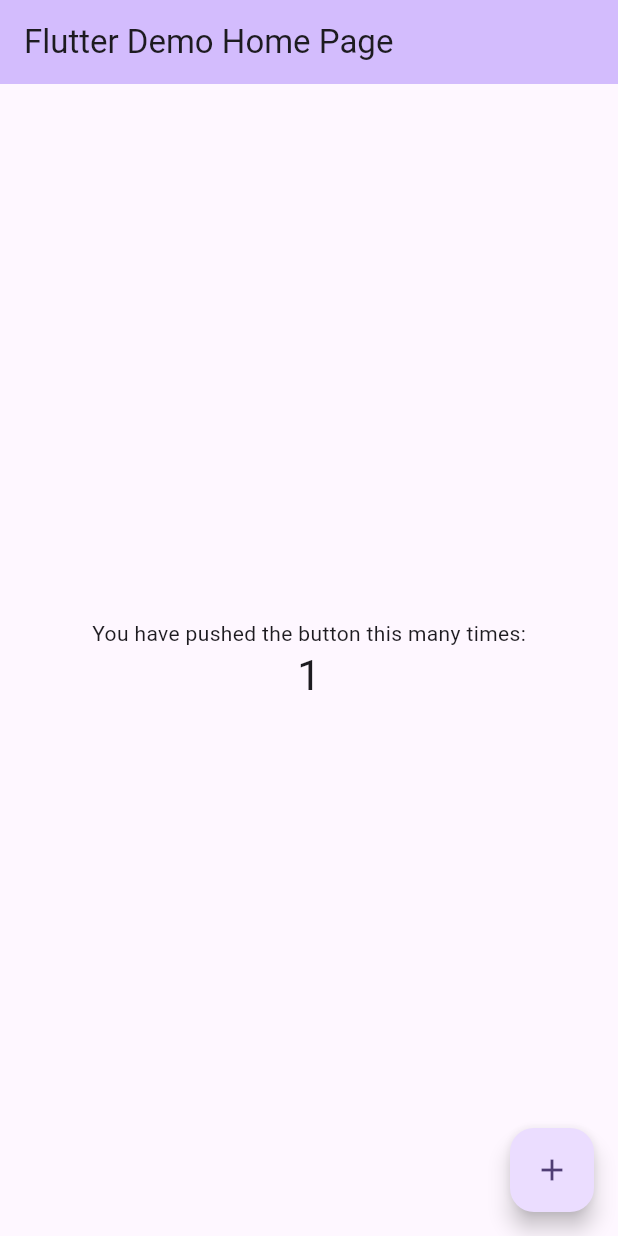
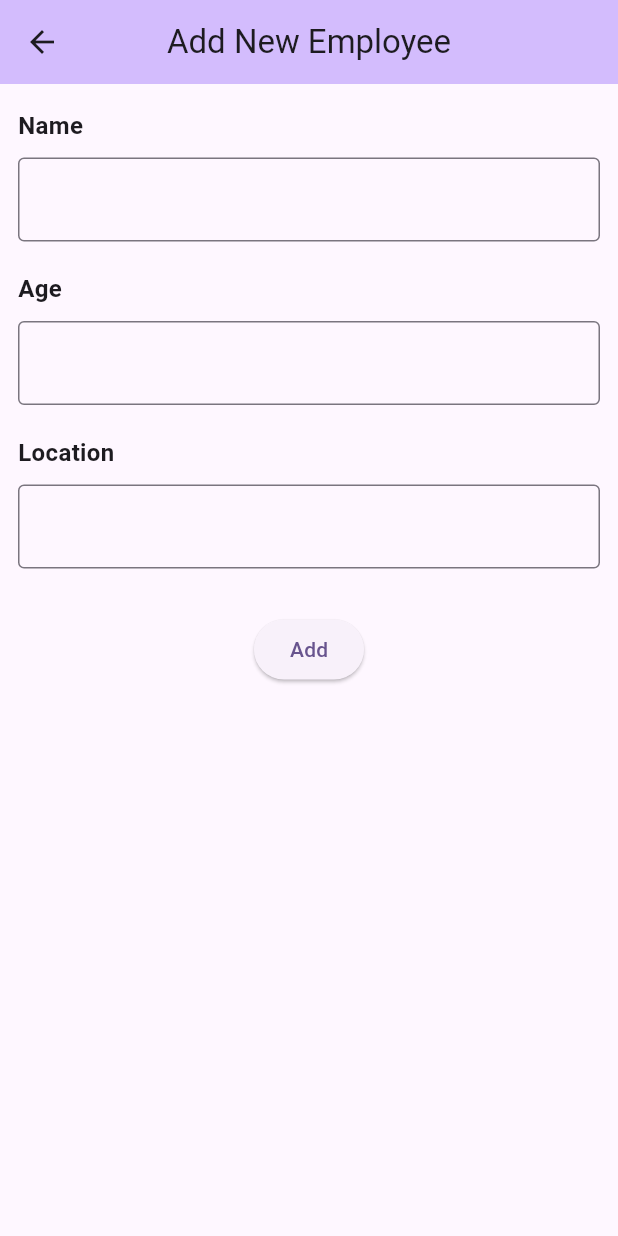
Before and after one commit to Shivanshu2658/firebase_crud, a Flutter app: the screen it shows after launch, after a tap on the "add" icon, on a phone screen of 412 x 824 dp. Run offline on Flutter 3.47's test engine with Material 3 defaults, Android fonts, the phone set to English and light mode, and no system bars; our stand-ins replace cloud_firestore, firebase_core, fluttertoast, random_string; accounts and stored records are empty.

```diff
--- /dev/null
+++ b/lib/add_employee.dart
@@ -0,0 +1,117 @@
+import 'package:firebase_crud/service/database.dart';
+import 'package:flutter/material.dart';
+import 'package:fluttertoast/fluttertoast.dart';
+import 'package:random_string/random_string.dart';
+
+class AddEmployeeScreen extends StatefulWidget {
+  const AddEmployeeScreen({super.key});
+
+  @override
+  State<AddEmployeeScreen> createState() => _AddEmployeeScreenState();
+}
+
+class _AddEmployeeScreenState extends State<AddEmployeeScreen> {
+  TextEditingController nameController = new TextEditingController();
+  TextEditingController ageController = new TextEditingController();
+  TextEditingController locationController = new TextEditingController();
+
+
+  @override
+  Widget build(BuildContext context) {
+
+
+    return Scaffold(
+      appBar: AppBar(
+        backgroundColor: Theme.of(context).colorScheme.inversePrimary,
+        title: const Text("Add New Employee"),
+        centerTitle: true,
+      ),
+      body: SingleChildScrollView(
+        child: Padding(
+          padding: const EdgeInsets.symmetric(vertical: 16.0, horizontal: 12.0),
+          child: Column(
+            crossAxisAlignment: CrossAxisAlignment.start,
+            children: [
+              const Text(
+                "Name",
+                style: TextStyle(
+                  fontSize: 16,
+                  fontWeight: FontWeight.w600,
+                ),
+              ),
+              const SizedBox(
+                height: 10,
+              ),
+              TextFormField(
+                controller: nameController,
+                decoration: const InputDecoration(border: OutlineInputBorder()),
+              ),
+              const SizedBox(
+                height: 20,
+              ),
+              const Text(
+                "Age",
+                style: TextStyle(
+                  fontSize: 16,
+                  fontWeight: FontWeight.w600,
+                ),
+              ),
+              const SizedBox(
+                height: 10,
+              ),
+              TextFormField(
+                controller: ageController,
+                keyboardType: TextInputType.number,
+                decoration: const InputDecoration(border: OutlineInputBorder()),
+              ),
+              const SizedBox(
+                height: 20,
+              ),
+              const Text(
+                "Location",
+                style: TextStyle(
+                  fontSize: 16,
+                  fontWeight: FontWeight.w600,
+                ),
+              ),
+              const SizedBox(
+                height: 10,
+              ),
+              TextFormField(
+                controller: locationController,
+                decoration: const InputDecoration(border: OutlineInputBorder()),
+              ),
+              const SizedBox(
+                height: 30,
+              ),
+              Center(
+                  child: ElevatedButton(
+                      onPressed: () async {
+                        print("sjdifo");
+                        String id = randomAlphaNumeric(10);
+                        Map<String,dynamic> employeeInfoMap = {
+                          "Name" : nameController.text,
+                          "Age" : ageController.text,
+                          "Location" : locationController.text,
+
+                        };
+                        await DatabaseMethods().addEmployeeDetails(employeeInfoMap, id).then((value) => Fluttertoast.showToast(
+                            msg: "Added Successfully",
+                            toastLength: Toast.LENGTH_SHORT,
+                            gravity: ToastGravity.CENTER,
+                            timeInSecForIosWeb: 1,
+                            backgroundColor: Colors.green,
+                            textColor: Colors.white,
+                            fontSize: 16.0
+                        ));
+
+                        Navigator.pop(context);
+                      },
+                      child: Text("Add")))
+            ],
+          ),
+        ),
+      ),
+    );
+  }
+}
--- a/lib/main.dart
+++ b/lib/main.dart
@@ -1,52 +1,38 @@
+import 'package:firebase_core/firebase_core.dart';
 import 'package:flutter/material.dart';
 
-void main() {
+import 'homescreen.dart';
+
+void main() async {
+  WidgetsFlutterBinding.ensureInitialized();
+  await Firebase.initializeApp(
+      options: FirebaseOptions(
+          apiKey: "AIzaSyB2GZjqa_FbvyZT2BDO3ZfpYam2y1L",
+          appId: "1:197845612646:android:a288ee11890c45c74e95a7",
+          messagingSenderId: "197845612646",
+          projectId: "crud-fa054"));
   runApp(const MyApp());
 }
 
 class MyApp extends StatelessWidget {
   const MyApp({super.key});
 
-  // This widget is the root of your application.
   @override
   Widget build(BuildContext context) {
     return MaterialApp(
       title: 'Flutter Demo',
+      debugShowCheckedModeBanner: false,
       theme: ThemeData(
-        // This is the theme of your application.
-        //
-        // TRY THIS: Try running your application with "flutter run". You'll see
-        // the application has a purple toolbar. Then, without quitting the app,
-        // try changing the seedColor in the colorScheme below to Colors.green
-        // and then invoke "hot reload" (save your changes or press the "hot
-        // reload" button in a Flutter-supported IDE, or press "r" if you used
-        // the command line to start the app).
-        //
-        // Notice that the counter didn't reset back to zero; the application
-        // state is not lost during the reload. To reset the state, use hot
-        // restart instead.
-        //
-        // This works for code too, not just values: Most code changes can be
-        // tested with just a hot reload.
         colorScheme: ColorScheme.fromSeed(seedColor: Colors.deepPurple),
         useMaterial3: true,
       ),
-      home: const MyHomePage(title: 'Flutter Demo Home Page'),
+      home: const HomeScreen(),
     );
   }
 }
 
 class MyHomePage extends StatefulWidget {
   const MyHomePage({super.key, required this.title});
-
-  // This widget is the home page of your application. It is stateful, meaning
-  // that it has a State object (defined below) that contains fields that affect
-  // how it looks.
-
-  // This class is the configuration for the state. It holds the values (in this
-  // case the title) provided by the parent (in this case the App widget) and
-  // used by the build method of the State. Fields in a Widget subclass are
-  // always marked "final".
 
   final String title;
 
@@ -59,50 +45,19 @@ class _MyHomePageState extends State<MyHomePage> {
 
   void _incrementCounter() {
     setState(() {
-      // This call to setState tells the Flutter framework that something has
-      // changed in this State, which causes it to rerun the build method below
-      // so that the display can reflect the updated values. If we changed
-      // _counter without calling setState(), then the build method would not be
-      // called again, and so nothing would appear to happen.
       _counter++;
     });
   }
 
   @override
   Widget build(BuildContext context) {
-    // This method is rerun every time setState is called, for instance as done
-    // by the _incrementCounter method above.
-    //
-    // The Flutter framework has been optimized to make rerunning build methods
-    // fast, so that you can just rebuild anything that needs updating rather
-    // than having to individually change instances of widgets.
     return Scaffold(
       appBar: AppBar(
-        // TRY THIS: Try changing the color here to a specific color (to
-        // Colors.amber, perhaps?) and trigger a hot reload to see the AppBar
-        // change color while the other colors stay the same.
         backgroundColor: Theme.of(context).colorScheme.inversePrimary,
-        // Here we take the value from the MyHomePage object that was created by
-        // the App.build method, and use it to set our appbar title.
         title: Text(widget.title),
       ),
       body: Center(
-        // Center is a layout widget. It takes a single child and positions it
-        // in the middle of the parent.
         child: Column(
-          // Column is also a layout widget. It takes a list of children and
-          // arranges them vertically. By default, it sizes itself to fit its
-          // children horizontally, and tries to be as tall as its parent.
-          //
-          // Column has various properties to control how it sizes itself and
-          // how it positions its children. Here we use mainAxisAlignment to
-          // center the children vertically; the main axis here is the vertical
-          // axis because Columns are vertical (the cross axis would be
-          // horizontal).
-          //
-          // TRY THIS: Invoke "debug painting" (choose the "Toggle Debug Paint"
-          // action in the IDE, or press "p" in the console), to see the
-          // wireframe for each widget.
           mainAxisAlignment: MainAxisAlignment.center,
           children: <Widget>[
             const Text(
@@ -119,7 +74,7 @@ class _MyHomePageState extends State<MyHomePage> {
         onPressed: _incrementCounter,
         tooltip: 'Increment',
         child: const Icon(Icons.add),
-      ), // This trailing comma makes auto-formatting nicer for build methods.
+      ),
     );
   }
 }
--- /dev/null
+++ b/lib/service/database.dart
@@ -0,0 +1,19 @@
+import 'package:cloud_firestore/cloud_firestore.dart';
+
+class DatabaseMethods{
+
+  Future addEmployeeDetails(Map<String,dynamic> employeeInfoMap, String id) async {
+  return await FirebaseFirestore.instance.collection("Employee").doc(id).set(employeeInfoMap);
+  }
+
+  Future<Stream<QuerySnapshot>> getEmployeeDetails() async {
+    return await FirebaseFirestore.instance.collection("Employee").snapshots();
+  }
+
+  Future updateEmployeeDetails(Map<String,dynamic> employeeInfoMap, String id) async {
+    return await FirebaseFirestore.instance.collection("Employee").doc(id).update(employeeInfoMap);
+  }
+  Future deleteEmployee(String id) async {
+    return await FirebaseFirestore.instance.collection("Employee").doc(id).delete();
+  }
+}
--- a/pubspec.yaml
+++ b/pubspec.yaml
@@ -30,6 +30,10 @@ environment:
 dependencies:
   flutter:
     sdk: flutter
+  firebase_core: ^3.3.0
+  cloud_firestore: ^5.2.0
+  random_string: ^2.3.1
+  fluttertoast: ^8.2.6
 
 
   # The following adds the Cupertino Icons font to your application.
```
Also changed, not shown: lib/homescreen.dart (added, +273 -0 lines), pubspec.lock, 6 other files.
